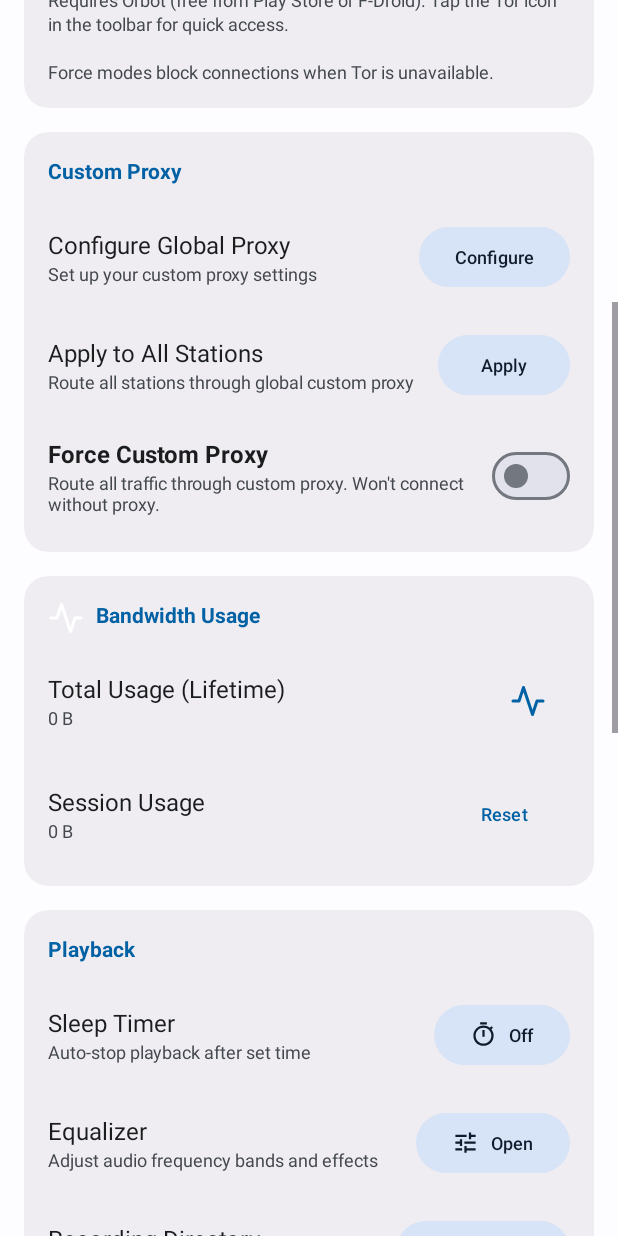
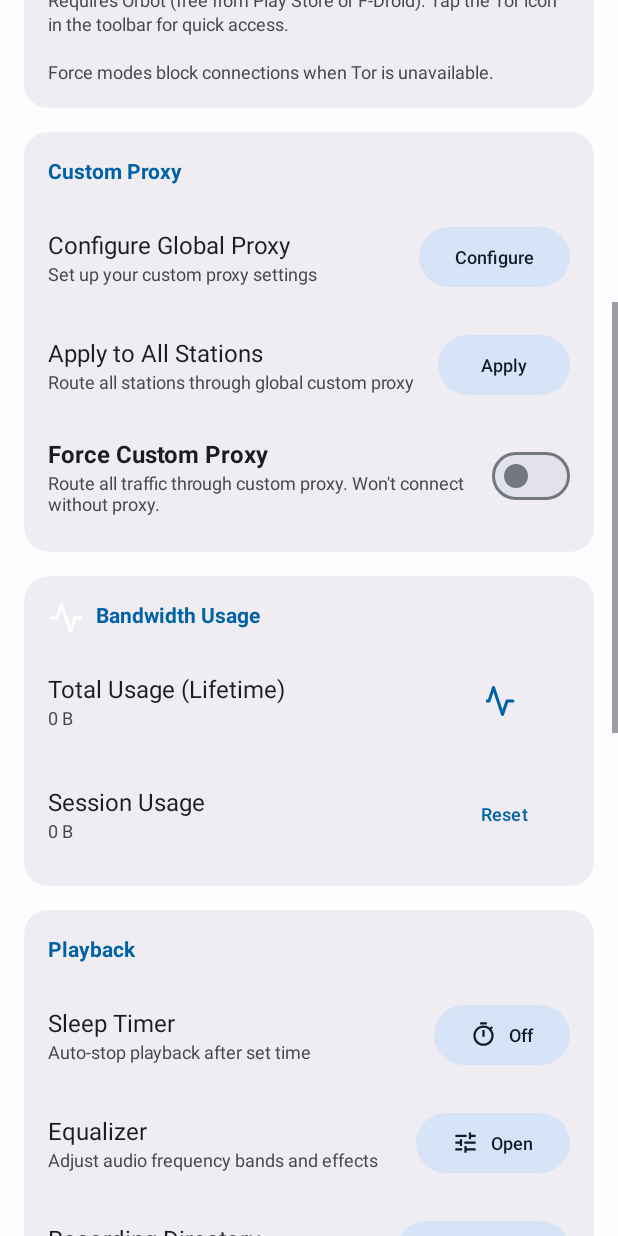
Before and after one commit to deutsia/deutsia-radio, an Android app: the fragment SettingsFragment shown on its own in the app's theme, scrolled down 576 dp, on a phone screen of 412 x 824 dp. Run offline under Robolectric (Android 15) with nearby library versions, the phone set to English and light mode, and no system bars; our stand-ins replace Room's generated code; 2 statements that could not run were skipped.

Commit message:
Move bandwidth icon further left to center over Reset text
Added 20dp right margin to the bandwidth icon to better align it
horizontally with the Reset button text below.

```diff
--- a/app/src/main/res/layout/fragment_settings.xml
+++ b/app/src/main/res/layout/fragment_settings.xml
@@ -618,6 +618,7 @@
                             android:layout_width="24dp"
                             android:layout_height="24dp"
                             android:layout_gravity="center"
+                            android:layout_marginEnd="20dp"
                             android:src="@drawable/ic_bandwidth"
                             android:contentDescription="Bandwidth icon"
                             app:tint="?attr/colorPrimary" />
```
